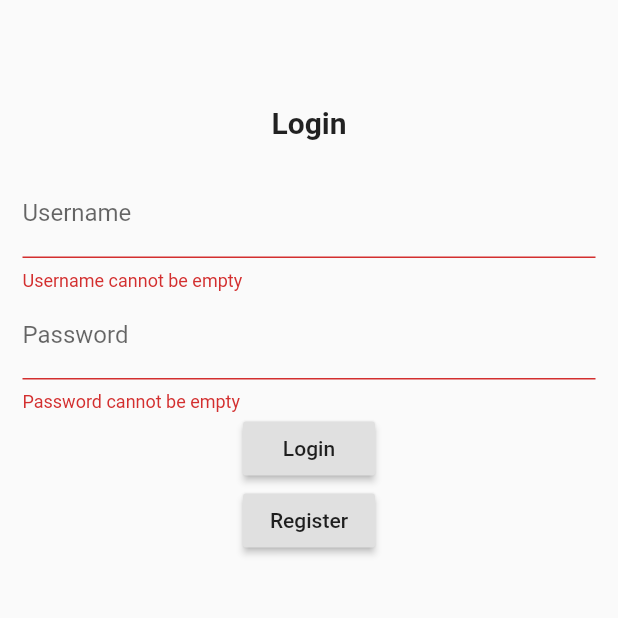
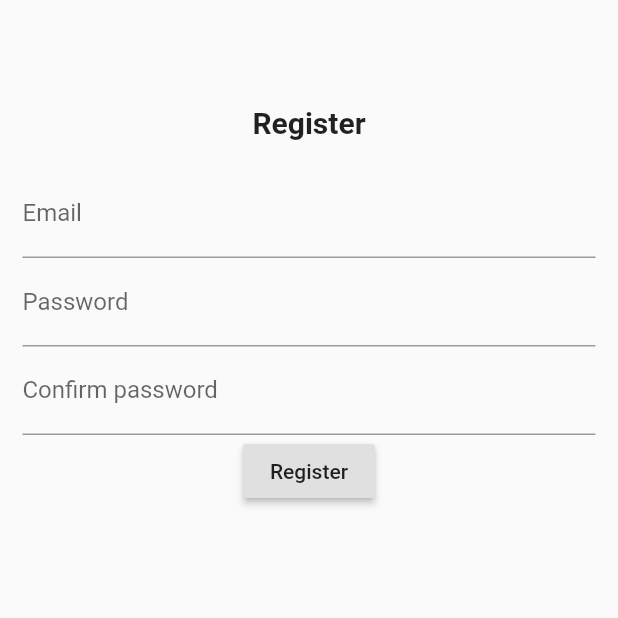
Before and after one commit to FaizIkhwan/flutter-recipe-app, a Flutter app: the screen it shows after launch, after a tap on "Login", after a tap on "Register", on a phone screen of 412 x 824 dp, the top half of it. Run offline on Flutter 3.47's test engine with Material 2 defaults, Android fonts, the phone set to English and light mode, and no system bars.

Commit message:
[] add register screen

```diff
--- a/recipe_app/lib/login_screen.dart
+++ b/recipe_app/lib/login_screen.dart
@@ -1,6 +1,8 @@
 import 'package:flutter/material.dart';
 import 'dart:async';
 import 'dart:convert';
+
+import 'package:recipe_app/register_screen.dart';
 
 class LoginScreen extends StatefulWidget {
   @override
@@ -8,7 +10,7 @@ class LoginScreen extends StatefulWidget {
 }
 
 class _LoginScreenState extends State<LoginScreen> {
-  TextEditingController usernameController = TextEditingController();
+  TextEditingController emailController = TextEditingController();
   TextEditingController passwordController = TextEditingController();
   var formKey = GlobalKey<FormState>();
 
@@ -36,12 +38,12 @@ class _LoginScreenState extends State<LoginScreen> {
                 child: Column(
                   children: <Widget>[
                     TextFormField(
-                      controller: usernameController,
+                      controller: emailController,
                       validator: (String text) {
-                        if (text.isEmpty) return "Username cannot be empty";
+                        if (text.isEmpty) return "Email cannot be empty";
                       },
                       decoration: InputDecoration(
-                        labelText: "Username",
+                        labelText: "Email",
                       ),
                     ), // end TextFormField Username
 
@@ -60,13 +62,13 @@ class _LoginScreenState extends State<LoginScreen> {
                       child: Text("Login"),
                       onPressed: () {
                         if (formKey.currentState.validate()) {
-                          String username = usernameController.text;
+                          String email = emailController.text;
                           String password = passwordController.text;
 
-                          print("username: $username");
+                          print("email: $email");
                           print("password: $password");
 
-                          login(username, password);
+                          login(email, password);
                         }
                       },
                     ), // end RaisedButton
@@ -74,10 +76,10 @@ class _LoginScreenState extends State<LoginScreen> {
                     RaisedButton(
                       child: Text("Register"),
                       onPressed: () {
-                        // Navigator.push(
-                        //   context,
-                        //   MaterialPageRoute(builder: (context) => Register()),
-                        // );
+                        Navigator.push(
+                          context,
+                          MaterialPageRoute(builder: (context) => RegisterScreen()),
+                        );
                       },
                     ), // end RaisedButton
                   ],
@@ -90,7 +92,7 @@ class _LoginScreenState extends State<LoginScreen> {
     );
   }
 
-  Future<void> login(String username, String password) async {
+  Future<void> login(String email, String password) async {
 
   }
 }
--- /dev/null
+++ b/recipe_app/lib/register_screen.dart
@@ -0,0 +1,133 @@
+import 'package:flutter/material.dart';
+import 'dart:async';
+
+class RegisterScreen extends StatefulWidget {
+  @override
+  _RegisterScreenState createState() => _RegisterScreenState();
+}
+
+class _RegisterScreenState extends State<RegisterScreen> {
+  TextEditingController emailController = TextEditingController();
+  TextEditingController passwordController = TextEditingController();
+  TextEditingController confirmPasswordController = TextEditingController();
+
+  var formKey = GlobalKey<FormState>();
+
+  @override
+  Widget build(BuildContext context) {
+    return Scaffold(
+      body: SingleChildScrollView(
+        child: Center(
+          child: Container(
+            margin: EdgeInsets.only(top: 20.0, left: 15.0, right: 15.0),
+            child: Column(
+              children: <Widget>[
+
+                Container(
+                  margin: EdgeInsets.only(top: 50.0, bottom: 20.0),
+                  child: Text(
+                    "Register",
+                    style: TextStyle(
+                      fontSize: 20.0,
+                      fontWeight: FontWeight.bold,
+                    ),
+                  ),
+                ),
+
+                Form(
+                  key: formKey,
+                  child: Column(
+                    children: <Widget>[
+
+                      TextFormField(
+                        controller: emailController,
+                        validator: (String text) {
+                          if(text.isEmpty)
+                            return "Email cannot be empty";
+                        },
+                        decoration: InputDecoration(
+                          labelText: "Email",
+                        ),
+                      ), // end TextFormField Username
+
+                      TextFormField(
+                        controller: passwordController,
+                        obscureText: true, // password
+                        validator: (String text) {
+                          if(text.isEmpty)
+                            return "Password cannot be empty";
+                        },
+                        decoration: InputDecoration(
+                          labelText: "Password",
+                        ),
+                      ), // end TextFormField Password
+
+                      TextFormField(
+                        controller: confirmPasswordController,
+                        obscureText: true, // password
+                        validator: (String text) {
+                          if(text.isEmpty)
+                            return "Password cannot be empty";
+                        },
+                        decoration: InputDecoration(
+                          labelText: "Confirm password",
+                        ),
+                      ), // end TextFormField Confirm password
+
+                      RaisedButton(
+                        child: Text("Register"),
+                        onPressed: registerButtonPressed,
+                      ), // end RaisedButton
+                    ],
+                  ),
+                ), // end form
+              ],
+            ), // end column
+          ),
+        ),
+      ),
+    );
+  }
+
+  void registerButtonPressed() {
+    if(formKey.currentState.validate()) {
+      String email = emailController.text;
+      String password = passwordController.text;
+      String confirmPassword = confirmPasswordController.text;
+
+      if(password == confirmPassword) {
+        register(email, password);
+      } else {
+        _showDialog("Password does not match");
+      }
+    }
+  }
+
+  Future<void> register(String email, String password) async {
+    print("username: $email");
+    print("password: $password");
+  }
+
+  void _showDialog(String text) {
+    showDialog(
+        context: context,
+        builder: (BuildContext context) {
+          return AlertDialog(
+            title: Text(text),
+            shape: RoundedRectangleBorder(
+              borderRadius: BorderRadius.circular(20.0),
+            ),
+            actions: <Widget>[
+              FlatButton(
+                child: Text("Close"),
+                onPressed: () {
+                  Navigator.of(context).pop();
+                },
+              )
+            ],
+          );
+        }
+    );
+  }
+
+}
```
